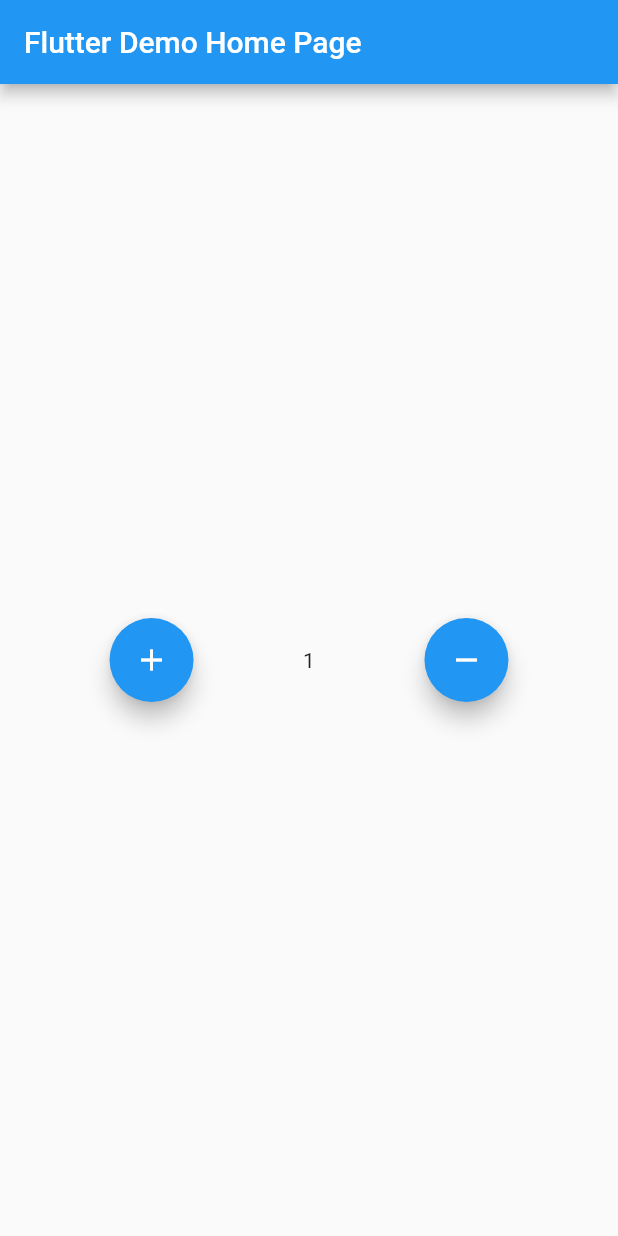
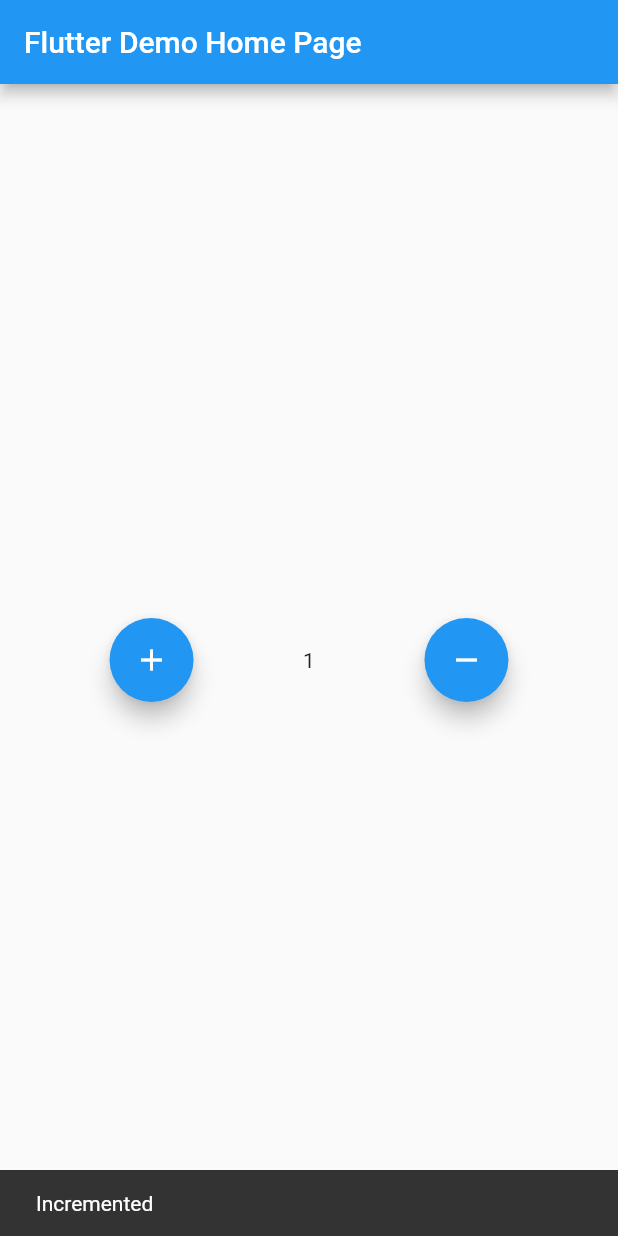
Before and after one commit to ArjunMalhotra07/bloc, a Flutter app: the screen it shows after launch, after a tap on the "add" icon, on a phone screen of 412 x 824 dp. Run offline on Flutter 3.47's test engine with Material 2 defaults, Android fonts, the phone set to English and light mode, and no system bars; our stand-ins replace bloc, equatable, flutter_bloc.

```diff
--- a/lib/main.dart
+++ b/lib/main.dart
@@ -70,9 +70,26 @@ class _MyHomePageState extends State<MyHomePage> {
           // the App.build method, and use it to set our appbar title.
           title: Text(widget.title),
         ),
-        body: Center(
-          child:
-              Row(mainAxisAlignment: MainAxisAlignment.spaceEvenly, children: [
+        body: BlocListener<CounterCubit, CounterState>(
+          listener: ((context, state) {
+            if (state.didIncrement == true) {
+              const snackBar = SnackBar(
+                content: Text("Incremented"),
+                duration: Duration(seconds: 1),
+              );
+              ScaffoldMessenger.of(context).showSnackBar(snackBar);
+            } else if (state.didIncrement == false) {
+              const snackBar = SnackBar(
+                content: Text("Decremented"),
+                duration: Duration(seconds: 1),
+              );
+              ScaffoldMessenger.of(context).showSnackBar(snackBar);
+            }
+          }),
+          child: Center(
+            child: Row(
+                mainAxisAlignment: MainAxisAlignment.spaceEvenly,
+                children: [
                   FloatingActionButton(
                     onPressed: () {
                       BlocProvider.of<CounterCubit>(context).increment();
@@ -91,6 +108,7 @@ class _MyHomePageState extends State<MyHomePage> {
                     child: const Icon(Icons.remove),
                   )
                 ]),
+          ),
         )
 
         // This trailing comma makes auto-formatting nicer for build methods.
```
Lines whose indentation alone changed are shown as unchanged.
